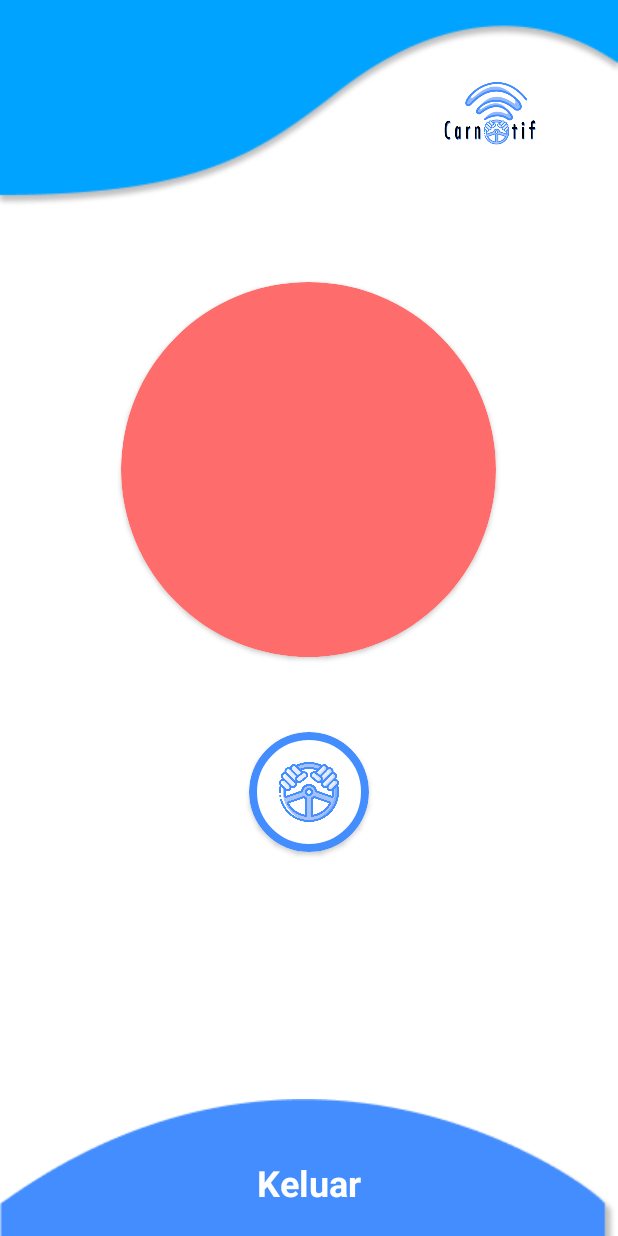
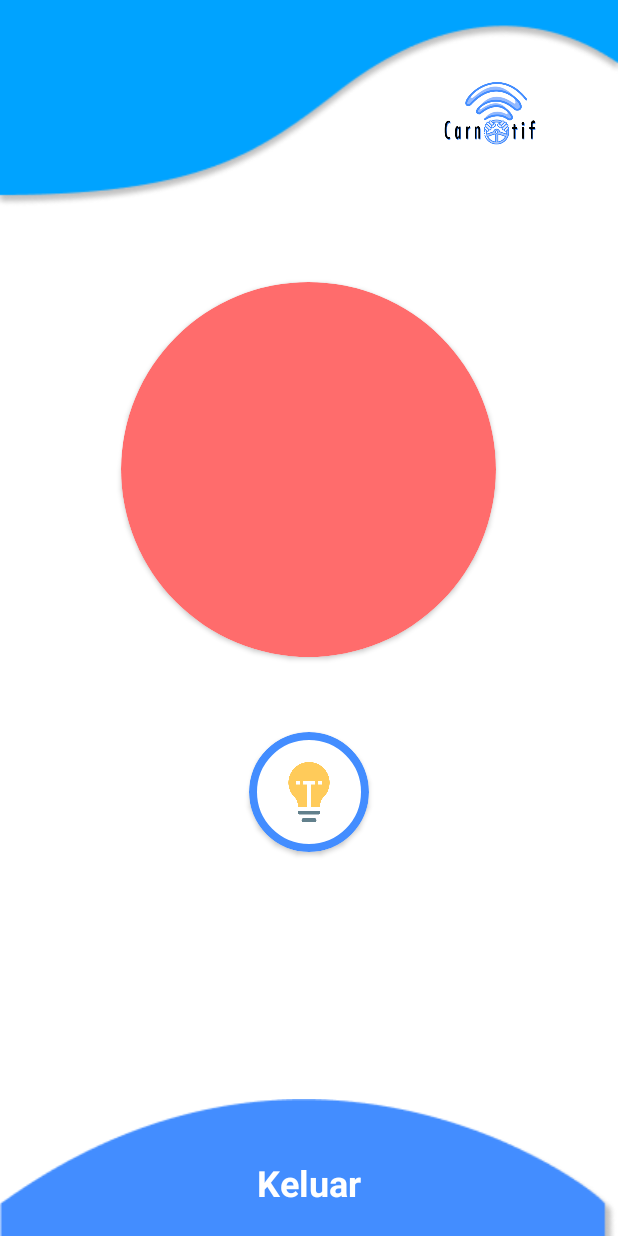
Before and after one commit to Tamrizki/Carnotif, an Android app: the screen it shows after launch (MainActivity), on a phone screen of 412 x 824 dp. Run offline under Robolectric (Android 15) with nearby library versions, the phone set to English and light mode, and no system bars; our stand-ins replace Firebase (no records; nobody signed in at launch, a user with empty details on screens opened directly); 4 statements that could not run were skipped.

Commit message:
benerin UI

```diff
--- a/app/src/main/java/tam/pa/carnotif/MainActivity.java
+++ b/app/src/main/java/tam/pa/carnotif/MainActivity.java
@@ -30,7 +30,8 @@ public class MainActivity extends AppCompatActivity implements View.OnClickListe
     private FirebaseDatabase database;
     private TextView tv_number;
     private RelativeLayout relativeLayout, btn_keluar;
-    private CardView cardview_layout, btn_lamp;
+    private CardView cardview_layout;
+    private RelativeLayout btn_lamp;
 //    private Button btn_exit;
     boolean doubleBackToExitPressedOnce = false;
     private Animation animation, anim2;
@@ -48,7 +49,8 @@ public class MainActivity extends AppCompatActivity implements View.OnClickListe
         cardview_layout.setAnimation(animation);
 
         vibrator = (Vibrator) this.getSystemService(VIBRATOR_SERVICE);
-
+        databaseReferencealarm = FirebaseDatabase.getInstance().getReference("alarm");
+        databaseReferencealarm.setValue(1);
         databaseReference = FirebaseDatabase.getInstance().getReference("jarak");
         databaseReferencealarm = FirebaseDatabase.getInstance().getReference("alarm");
         databaseReferencelamp = FirebaseDatabase.getInstance().getReference("lampu");
@@ -79,10 +81,10 @@ public class MainActivity extends AppCompatActivity implements View.OnClickListe
     private void setIconLamp() {
         if (lamp%2 == 0){
             databaseReferencelamp.setValue(0);
-            img_lamp.setImageResource(R.drawable.lamp);
+            img_lamp.setImageResource(R.drawable.wheel);
         }else {
             databaseReferencelamp.setValue(2);
-            img_lamp.setImageResource(R.drawable.wheel);
+            img_lamp.setImageResource(R.drawable.lamp);
         }
     }
 
@@ -91,7 +93,7 @@ public class MainActivity extends AppCompatActivity implements View.OnClickListe
         relativeLayout = findViewById(R.id.relative);
         cardview_layout = findViewById(R.id.cardview);
         btn_keluar = findViewById(R.id.btn_keluar);
-        btn_lamp = findViewById(R.id.btn_lamp);
+        btn_lamp = findViewById(R.id.lampuw);
         img_lamp = findViewById(R.id.img_lamp);
     }
 
@@ -126,20 +128,20 @@ public class MainActivity extends AppCompatActivity implements View.OnClickListe
 
     private void setBackground(String value) {
         int number = Integer.valueOf(value);
-        if (number <= 30)
+        if (number <= 50)
         {
             vibrator.vibrate(10000);
             relativeLayout.setBackgroundResource(R.drawable.bg_number_red);
             tv_number.setTextColor(getResources().getColor(R.color.colorWhite));
 //            tv_number.setText(number.toString());
         }
-        else if (number >30 && number <= 100)
+        else if (number >=51 && number <= 150)
         {
             relativeLayout.setBackgroundResource(R.drawable.bg_number_yellow);
             tv_number.setTextColor(getResources().getColor(R.color.colorWhite));
             vibrator.vibrate(500);
 //            tv_number.setText(number.toString());
-        }else if (number > 100 && number < 250) {
+        }else if (number >= 151 && number < 250) {
             relativeLayout.setBackgroundResource(R.drawable.bg_number_green);
             tv_number.setTextColor(getResources().getColor(R.color.colorWhite));
 //            tv_number.setText(number.toString());
```
